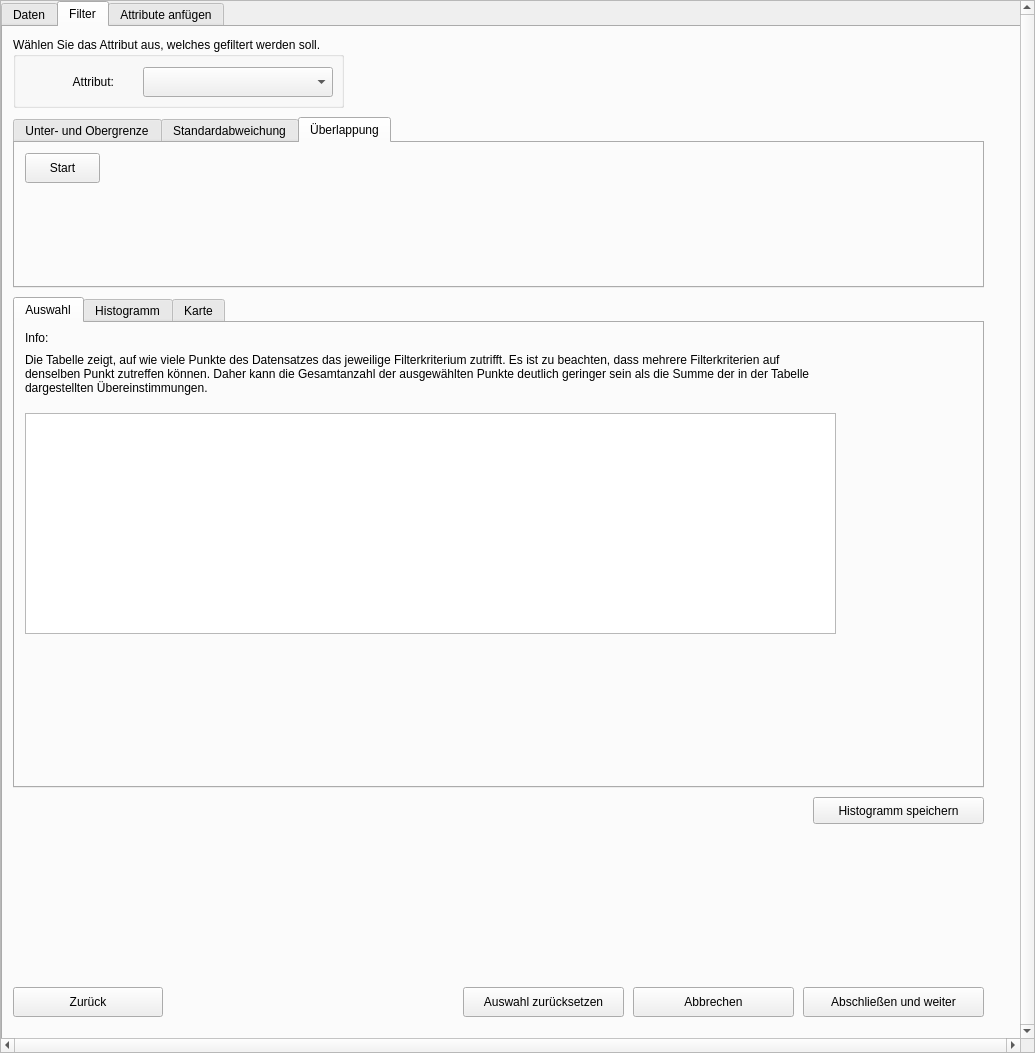
FARMWISSEN/OFE-Filter, file ofr_filter_dialog_base.ui: the form before one commit.
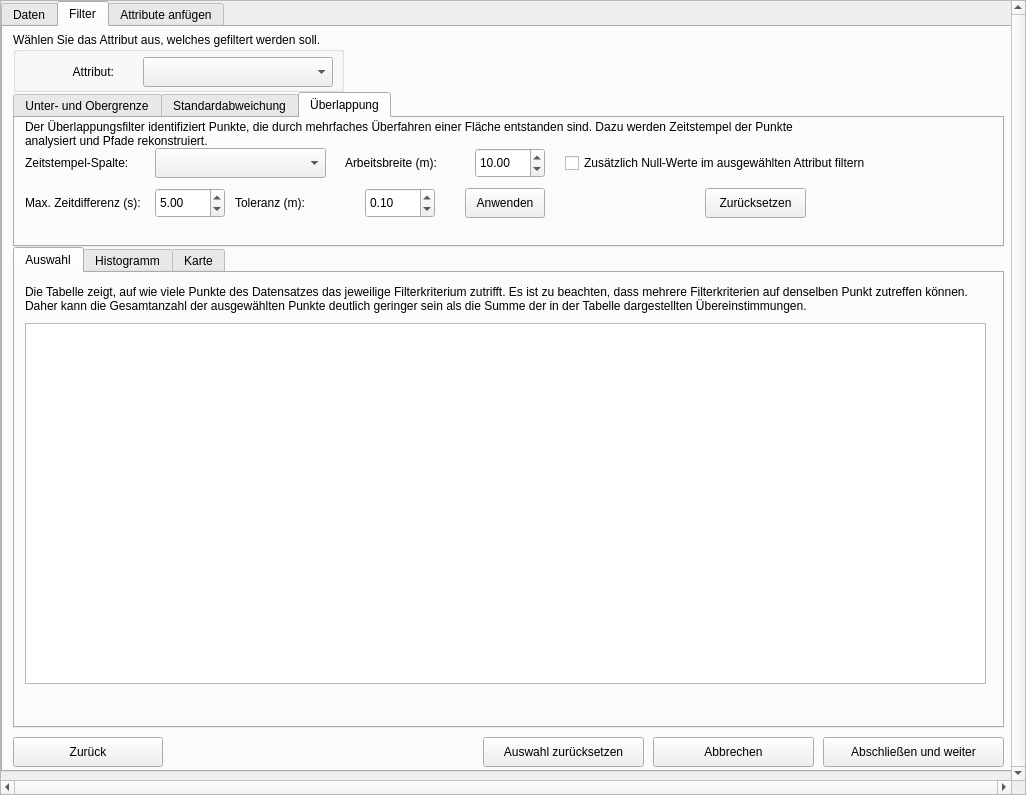
The form after the commit. The open tabs and pages were chosen to show the change. Custom widgets are drawn as their Qt base class.

```diff
--- a/ofr_filter_dialog_base.ui
+++ b/ofr_filter_dialog_base.ui
@@ -6,8 +6,8 @@
    <rect>
     <x>0</x>
     <y>0</y>
-    <width>1035</width>
-    <height>1053</height>
+    <width>1026</width>
+    <height>795</height>
    </rect>
   </property>
   <property name="windowTitle">
@@ -45,8 +45,8 @@
        <rect>
         <x>0</x>
         <y>0</y>
-        <width>1019</width>
-        <height>1037</height>
+        <width>1007</width>
+        <height>776</height>
        </rect>
       </property>
       <widget class="QTabWidget" name="tabWidget">
@@ -55,7 +55,7 @@
          <x>0</x>
          <y>0</y>
          <width>1021</width>
-         <height>1041</height>
+         <height>771</height>
         </rect>
        </property>
        <property name="currentIndex">
@@ -509,9 +509,9 @@
          <property name="geometry">
           <rect>
            <x>10</x>
-           <y>10</y>
+           <y>5</y>
            <width>331</width>
-           <height>71</height>
+           <height>60</height>
           </rect>
          </property>
          <property name="title">
@@ -521,7 +521,7 @@
           <property name="geometry">
            <rect>
             <x>130</x>
-            <y>30</y>
+            <y>25</y>
             <width>190</width>
             <height>30</height>
            </rect>
@@ -531,7 +531,7 @@
           <property name="geometry">
            <rect>
             <x>30</x>
-            <y>30</y>
+            <y>25</y>
             <width>71</width>
             <height>30</height>
            </rect>
@@ -547,8 +547,8 @@
         <widget class="QPushButton" name="exitButton2">
          <property name="geometry">
           <rect>
-           <x>630</x>
-           <y>960</y>
+           <x>650</x>
+           <y>710</y>
            <width>161</width>
            <height>30</height>
           </rect>
@@ -561,7 +561,7 @@
          <property name="geometry">
           <rect>
            <x>10</x>
-           <y>960</y>
+           <y>710</y>
            <width>150</width>
            <height>30</height>
           </rect>
@@ -574,9 +574,9 @@
          <property name="geometry">
           <rect>
            <x>10</x>
-           <y>270</y>
-           <width>971</width>
-           <height>491</height>
+           <y>220</y>
+           <width>991</width>
+           <height>481</height>
           </rect>
          </property>
          <property name="currentIndex">
@@ -590,9 +590,9 @@
            <property name="geometry">
             <rect>
              <x>10</x>
-             <y>90</y>
-             <width>811</width>
-             <height>221</height>
+             <y>50</y>
+             <width>961</width>
+             <height>361</height>
             </rect>
            </property>
            <property name="editTriggers">
@@ -603,8 +603,8 @@
            <property name="geometry">
             <rect>
              <x>10</x>
-             <y>320</y>
-             <width>280</width>
+             <y>420</y>
+             <width>201</width>
              <height>30</height>
             </rect>
            </property>
@@ -616,9 +616,9 @@
            <property name="geometry">
             <rect>
              <x>10</x>
-             <y>20</y>
-             <width>811</width>
-             <height>61</height>
+             <y>0</y>
+             <width>961</width>
+             <height>51</height>
             </rect>
            </property>
            <property name="text">
@@ -628,24 +628,11 @@
             <bool>true</bool>
            </property>
           </widget>
-          <widget class="QLabel" name="label_9">
-           <property name="geometry">
-            <rect>
-             <x>10</x>
-             <y>0</y>
-             <width>47</width>
-             <height>30</height>
-            </rect>
-           </property>
-           <property name="text">
-            <string>Info:</string>
-           </property>
-          </widget>
           <widget class="QLabel" name="label_auswahl_rel">
            <property name="geometry">
             <rect>
-             <x>10</x>
-             <y>350</y>
+             <x>240</x>
+             <y>420</y>
              <width>280</width>
              <height>30</height>
             </rect>
@@ -741,6 +728,19 @@
             <bool>true</bool>
            </property>
           </widget>
+          <widget class="QPushButton" name="BtnSaveHistogramm">
+           <property name="geometry">
+            <rect>
+             <x>810</x>
+             <y>5</y>
+             <width>171</width>
+             <height>30</height>
+            </rect>
+           </property>
+           <property name="text">
+            <string>Histogramm speichern</string>
+           </property>
+          </widget>
          </widget>
          <widget class="QWidget" name="tab_6">
           <attribute name="title">
@@ -762,9 +762,9 @@
          <property name="geometry">
           <rect>
            <x>10</x>
-           <y>90</y>
-           <width>971</width>
-           <height>171</height>
+           <y>65</y>
+           <width>991</width>
+           <height>155</height>
           </rect>
          </property>
          <property name="currentIndex">
@@ -1101,17 +1101,181 @@
           <attribute name="title">
            <string>Überlappung</string>
           </attribute>
-          <widget class="QPushButton" name="pushButton_start_overlap">
+          <widget class="QLabel" name="overlap_description">
            <property name="geometry">
             <rect>
              <x>10</x>
-             <y>10</y>
-             <width>75</width>
+             <y>0</y>
+             <width>811</width>
+             <height>31</height>
+            </rect>
+           </property>
+           <property name="text">
+            <string>Der Überlappungsfilter identifiziert Punkte, die durch mehrfaches Überfahren einer Fläche entstanden sind. Dazu werden Zeitstempel der Punkte analysiert und Pfade rekonstruiert.</string>
+           </property>
+           <property name="wordWrap">
+            <bool>true</bool>
+           </property>
+          </widget>
+          <widget class="QComboBox" name="timestamp_combo">
+           <property name="geometry">
+            <rect>
+             <x>140</x>
+             <y>30</y>
+             <width>171</width>
              <height>30</height>
             </rect>
            </property>
+          </widget>
+          <widget class="QLabel" name="timestamp_label">
+           <property name="geometry">
+            <rect>
+             <x>10</x>
+             <y>30</y>
+             <width>121</width>
+             <height>30</height>
+            </rect>
+           </property>
            <property name="text">
-            <string>Start</string>
+            <string>Zeitstempel-Spalte:</string>
+           </property>
+          </widget>
+          <widget class="QDoubleSpinBox" name="width_spin">
+           <property name="geometry">
+            <rect>
+             <x>460</x>
+             <y>30</y>
+             <width>70</width>
+             <height>30</height>
+            </rect>
+           </property>
+           <property name="minimum">
+            <double>0.100000000000000</double>
+           </property>
+           <property name="maximum">
+            <double>100.000000000000000</double>
+           </property>
+           <property name="value">
+            <double>10.000000000000000</double>
+           </property>
+          </widget>
+          <widget class="QLabel" name="width_label">
+           <property name="geometry">
+            <rect>
+             <x>330</x>
+             <y>30</y>
+             <width>121</width>
+             <height>30</height>
+            </rect>
+           </property>
+           <property name="text">
+            <string>Arbeitsbreite (m):</string>
+           </property>
+          </widget>
+          <widget class="QCheckBox" name="zero_filter_check">
+           <property name="geometry">
+            <rect>
+             <x>550</x>
+             <y>30</y>
+             <width>341</width>
+             <height>30</height>
+            </rect>
+           </property>
+           <property name="text">
+            <string>Zusätzlich Null-Werte im ausgewählten Attribut filtern</string>
+           </property>
+          </widget>
+          <widget class="QDoubleSpinBox" name="timedelta_spin">
+           <property name="geometry">
+            <rect>
+             <x>140</x>
+             <y>70</y>
+             <width>70</width>
+             <height>30</height>
+            </rect>
+           </property>
+           <property name="minimum">
+            <double>0.100000000000000</double>
+           </property>
+           <property name="maximum">
+            <double>1000.000000000000000</double>
+           </property>
+           <property name="value">
+            <double>5.000000000000000</double>
+           </property>
+          </widget>
+          <widget class="QLabel" name="timedelta_label">
+           <property name="geometry">
+            <rect>
+             <x>10</x>
+             <y>70</y>
+             <width>121</width>
+             <height>30</height>
+            </rect>
+           </property>
+           <property name="text">
+            <string>Max. Zeitdifferenz (s):</string>
+           </property>
+          </widget>
+          <widget class="QDoubleSpinBox" name="tolerance_spin">
+           <property name="geometry">
+            <rect>
+             <x>350</x>
+             <y>70</y>
+             <width>70</width>
+             <height>30</height>
+            </rect>
+           </property>
+           <property name="minimum">
+            <double>0.010000000000000</double>
+           </property>
+           <property name="maximum">
+            <double>10.000000000000000</double>
+           </property>
+           <property name="singleStep">
+            <double>0.010000000000000</double>
+           </property>
+           <property name="value">
+            <double>0.100000000000000</double>
+           </property>
+          </widget>
+          <widget class="QLabel" name="tolerance_label">
+           <property name="geometry">
+            <rect>
+             <x>220</x>
+             <y>70</y>
+             <width>121</width>
+             <height>30</height>
+            </rect>
+           </property>
+           <property name="text">
+            <string>Toleranz (m):</string>
+           </property>
+          </widget>
+          <widget class="QPushButton" name="overlap_button">
+           <property name="geometry">
+            <rect>
+             <x>450</x>
+             <y>70</y>
+             <width>80</width>
+             <height>30</height>
+            </rect>
+           </property>
+           <property name="text">
+            <string>Anwenden</string>
+           </property>
+          </widget>
+          <widget class="QPushButton" name="overlap_reset_button">
+           <property name="geometry">
+            <rect>
+             <x>690</x>
+             <y>70</y>
+             <width>101</width>
+             <height>30</height>
+            </rect>
+           </property>
+           <property name="text">
+            <string>Zurücksetzen</string>
            </property>
           </widget>
          </widget>
@@ -1119,8 +1283,8 @@
         <widget class="QPushButton" name="resetButton">
          <property name="geometry">
           <rect>
-           <x>460</x>
-           <y>960</y>
+           <x>480</x>
+           <y>710</y>
            <width>161</width>
            <height>30</height>
           </rect>
@@ -1132,8 +1296,8 @@
         <widget class="QPushButton" name="WeiterButton2">
          <property name="geometry">
           <rect>
-           <x>800</x>
-           <y>960</y>
+           <x>820</x>
+           <y>710</y>
            <width>181</width>
            <height>30</height>
           </rect>
@@ -1142,19 +1306,6 @@
           <string>Abschließen und weiter</string>
          </property>
         </widget>
-        <widget class="QPushButton" name="BtnSaveHistogramm">
-         <property name="geometry">
-          <rect>
-           <x>810</x>
-           <y>770</y>
-           <width>171</width>
-           <height>27</height>
-          </rect>
-         </property>
-         <property name="text">
-          <string>Histogramm speichern</string>
-         </property>
-        </widget>
        </widget>
        <widget class="QWidget" name="tab_3">
         <attribute name="title">
```
Left out of the diff: 150 changed lines with no effect on the pictures.
